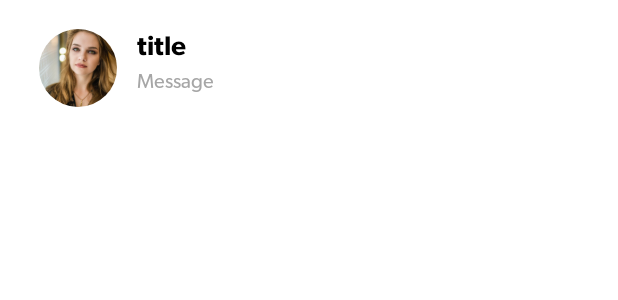
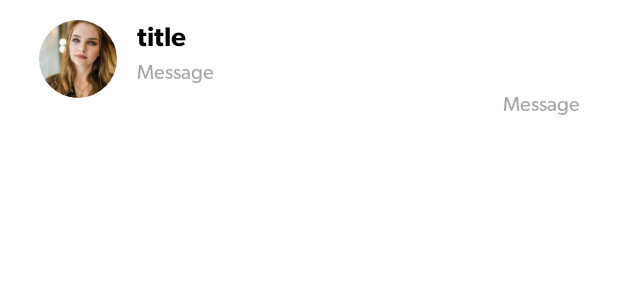
Before and after one commit to WaseemMirzaa/IrideDriver, an Android app: the layout notification_read_item.xml on its own in the app's theme, with its tools: preview values and no code run, on a phone screen of 412 x 824 dp. Shown: the top 300 px of the screen. Run offline under Robolectric (Android 15) with nearby library versions, the phone set to English and light mode, and no system bars; plain views replace RoundedImageView.

Commit message:
fix issue after marge

```diff
--- a/app/src/main/java/com/buzzware/iridedriver/FirebaseRequest/FirebaseRequests.java
+++ b/app/src/main/java/com/buzzware/iridedriver/FirebaseRequest/FirebaseRequests.java
@@ -76,6 +76,7 @@ public class FirebaseRequests {
             userID = lastMessageModel.getFromID();
         }
 
+        try {
             final DocumentReference documentReferenceUser = firebaseFirestore.collection("Users").document(userID);
             documentReferenceUser.addSnapshotListener(((Activity) context), new EventListener<DocumentSnapshot>() {
                 @Override
@@ -89,6 +90,11 @@ public class FirebaseRequests {
                     }
                 }
             });
+        }catch(Exception e){
+
+        }
+
+
     }
 
     public void LoadMessages(MessagesResponseCallback callback, Context context, String conversationID) {
--- a/app/src/main/java/com/buzzware/iridedriver/Fragments/ProfileFragment.java
+++ b/app/src/main/java/com/buzzware/iridedriver/Fragments/ProfileFragment.java
@@ -41,8 +41,6 @@ public class ProfileFragment extends Fragment implements View.OnClickListener {
 
     @Override
     public View onCreateView(LayoutInflater inflater, ViewGroup container, Bundle savedInstanceState) {
-
-        getActivity().getWindow().setFlags(WindowManager.LayoutParams.FLAG_LAYOUT_NO_LIMITS, WindowManager.LayoutParams.FLAG_LAYOUT_NO_LIMITS);
 
         binding = DataBindingUtil.inflate(inflater, R.layout.fragment_profile, container, false);
 
@@ -142,13 +140,11 @@ public class ProfileFragment extends Fragment implements View.OnClickListener {
     @Override
     public void onResume() {
         super.onResume();
-        getActivity().getWindow().setFlags(WindowManager.LayoutParams.FLAG_LAYOUT_NO_LIMITS, WindowManager.LayoutParams.FLAG_LAYOUT_NO_LIMITS);
     }
 
     @Override
     public void onStop() {
         super.onStop();
-        getActivity().getWindow().clearFlags(WindowManager.LayoutParams.FLAG_LAYOUT_NO_LIMITS);
     }
 
     @Override
--- a/app/src/main/java/com/buzzware/iridedriver/Screens/StartUp.java
+++ b/app/src/main/java/com/buzzware/iridedriver/Screens/StartUp.java
@@ -30,8 +30,6 @@ public class StartUp extends BaseActivity {
     protected void onCreate(Bundle savedInstanceState) {
 
         super.onCreate(savedInstanceState);
-
-        getWindow().setFlags(FLAG_LAYOUT_NO_LIMITS, FLAG_LAYOUT_NO_LIMITS);
 
         FirebaseApp.initializeApp(this);
 
--- a/app/src/main/res/layout/fragment_promotion.xml
+++ b/app/src/main/res/layout/fragment_promotion.xml
@@ -63,6 +63,7 @@
             app:layout_constraintTop_toBottomOf="@id/headerLay"/>
 
         <ImageView
+            android:visibility="invisible"
             android:id="@+id/calendarIV"
             android:layout_width="25dp"
             android:layout_height="25dp"
@@ -75,6 +76,7 @@
             app:tint="@color/purple_200" />
 
         <TextView
+            android:visibility="invisible"
             android:id="@+id/dateTV"
             android:layout_width="wrap_content"
             android:layout_height="wrap_content"
--- a/app/src/main/res/layout/notification_read_item.xml
+++ b/app/src/main/res/layout/notification_read_item.xml
@@ -13,6 +13,7 @@
         android:layout_width="match_parent"
         android:layout_height="wrap_content">
         <com.makeramen.roundedimageview.RoundedImageView
+            android:id="@+id/userImageIV"
             android:layout_width="@dimen/_40sdp"
             android:layout_height="@dimen/_40sdp"
             android:src="@drawable/dummy_girl"/>
@@ -25,7 +26,8 @@
 
             <TextView
                 android:layout_gravity="start"
-                android:layout_width="wrap_content"
+                android:layout_width="match_parent"
+                android:maxLines="1"
                 android:layout_height="wrap_content"
                 android:text="title"
                 android:id="@+id/titleTV"
@@ -38,9 +40,22 @@
                 android:id="@+id/messageTV"
                 android:layout_marginTop="5dp"
                 android:layout_gravity="start"
-                android:layout_width="wrap_content"
+                android:layout_width="match_parent"
                 android:layout_height="wrap_content"
                 android:text="Message"
+                android:textColor="@color/gray_light"
+                android:textSize="@dimen/_10sdp"
+                android:textStyle="normal"
+                android:fontFamily="@font/gibson_regular"/>
+
+            <TextView
+                android:id="@+id/timeTV"
+                android:layout_marginTop="5dp"
+                android:layout_gravity="start"
+                android:layout_width="match_parent"
+                android:layout_height="wrap_content"
+                android:text="Message"
+                android:gravity="end"
                 android:textColor="@color/gray_light"
                 android:textSize="@dimen/_10sdp"
                 android:textStyle="normal"
```
Also changed, not shown: app/src/main/java/com/buzzware/iridedriver/Fragments/NotificationFragment.java (+36 -4 lines), app/src/main/java/com/buzzware/iridedriver/Models/NotificationAdapter.java (+21 -0 lines), app/src/main/java/com/buzzware/iridedriver/Models/NotificationModel.java (+18 -1 lines), app/src/main/java/com/buzzware/iridedriver/Screens/Home.java (+15 -4 lines), app/src/main/java/com/buzzware/iridedriver/Screens/Notifications.java (+37 -0 lines), app/src/main/res/layout/activity_notifications.xml (+11 -8 lines). Lines whose indentation alone changed are shown as unchanged.
